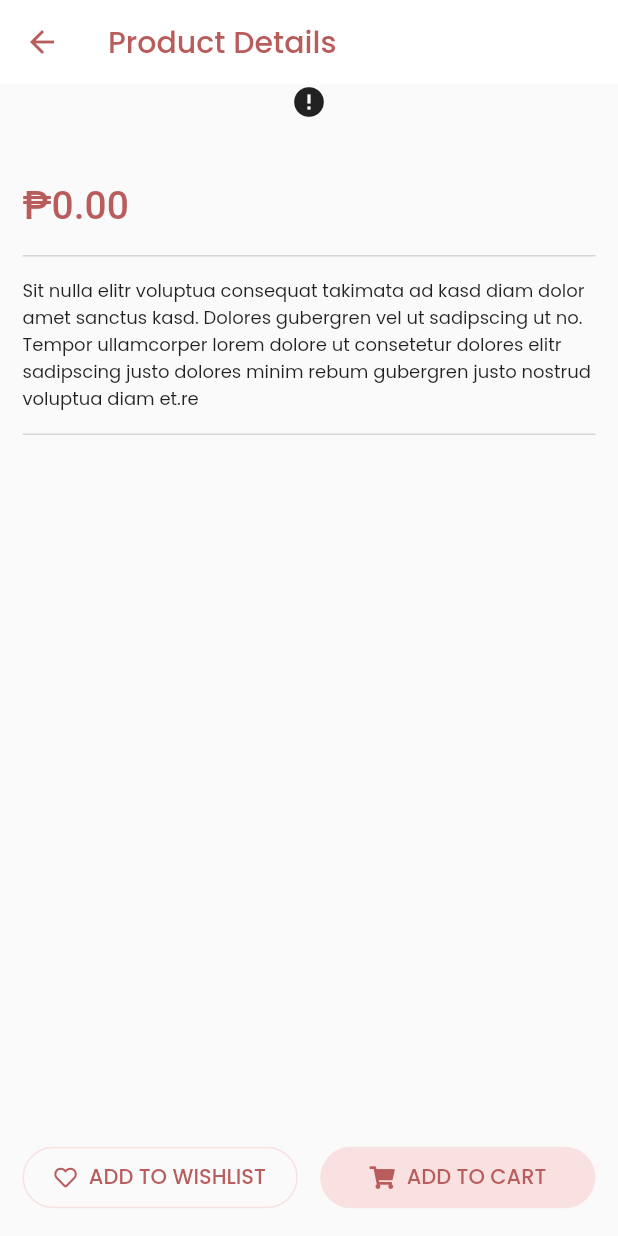
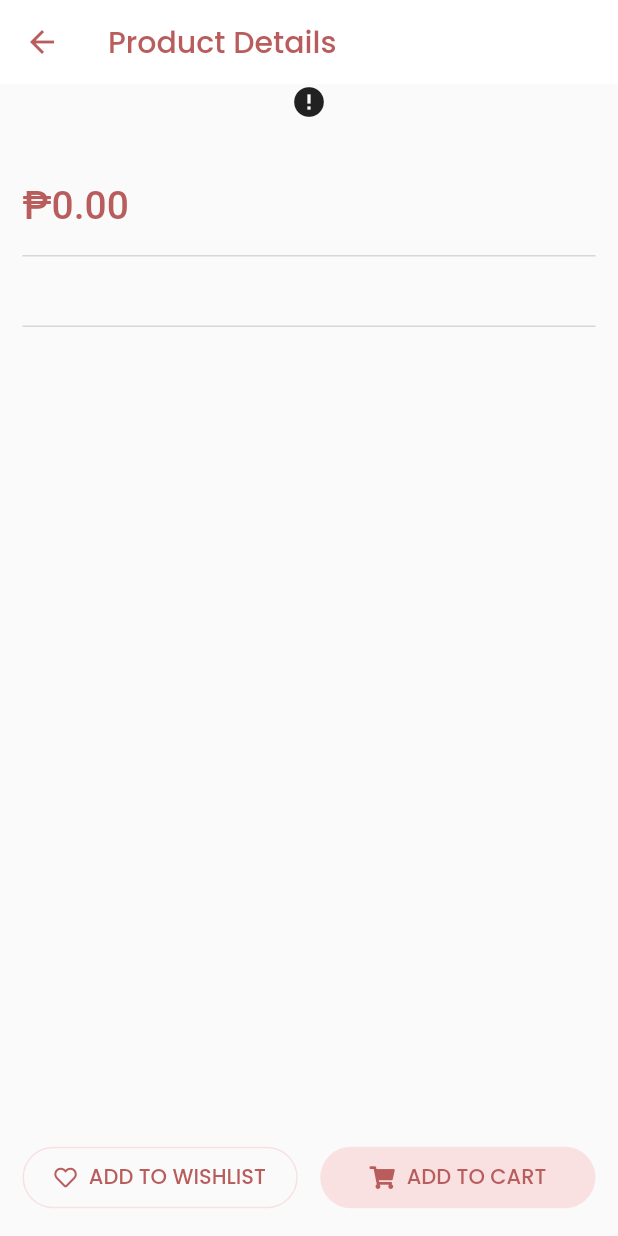
Before and after one commit to Kapatid/mobile_seoul_soul, a Flutter app: the DetailsPage screen opened directly with empty values, on a phone screen of 412 x 824 dp. Run offline on Flutter 3.47's test engine with Material 2 defaults, Android fonts, the light colour scheme and no system bars; drawn by our look-alikes of cached_network_image; our stand-ins replace auto_size_text, font_awesome_flutter, google_fonts, page_transition, shared_preferences, timeago; accounts and stored records are empty; network calls fail.

Commit message:
Added Pictures and Details to Store Page

```diff
--- a/lib/models/product.dart
+++ b/lib/models/product.dart
@@ -2,8 +2,9 @@ class Product {
   late String image;
   final String name;
   final double price;
+  final String description;
 
-  Product(String image, this.name, this.price) {
+  Product(String image, this.name, this.price, this.description) {
     this.image = 'https://source.unsplash.com/$image/640x426';
   }
 }
--- a/lib/pages/details_page.dart
+++ b/lib/pages/details_page.dart
@@ -69,11 +69,11 @@ class DetailsPage extends StatelessWidget {
                       color: Colors.grey[350],
                       margin: const EdgeInsets.only(top: 18, bottom: 14),
                     ),
-                    const Align(
+                    Align(
                         alignment: Alignment.topLeft,
                         child: Text(
-                          "Sit nulla elitr voluptua consequat takimata ad kasd diam dolor amet sanctus kasd. Dolores gubergren vel ut sadipscing ut no. Tempor ullamcorper lorem dolore ut consetetur dolores elitr sadipscing justo dolores minim rebum gubergren justo nostrud voluptua diam et.re",
-                          style: TextStyle(
+                          product.description,
+                          style: const TextStyle(
                             fontSize: 12,
                           ),
                         )),
```
Also changed, not shown: lib/pages/products_grid.dart (+16 -16 lines).
